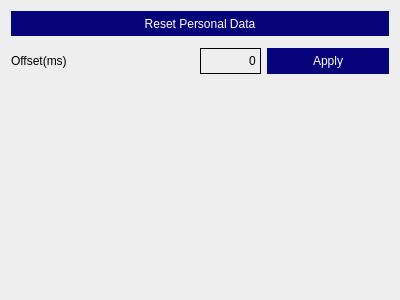
This is UI/uiFiles/Settings.ui in Hperigee/vocalMaximum as Qt 5 draws it before an edit. The edited form follows.
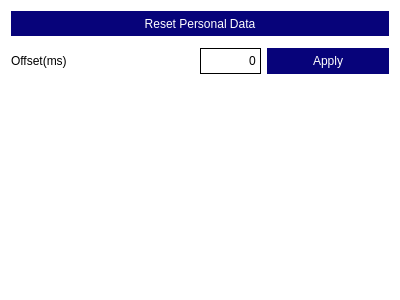
This is the edited form.

What changed in the file:
```diff
--- a/UI/uiFiles/Settings.ui
+++ b/UI/uiFiles/Settings.ui
@@ -14,7 +14,7 @@
    <string>Form</string>
   </property>
   <property name="styleSheet">
-   <string notr="true">background-color:#eee;</string>
+   <string notr="true">background-color: white;</string>
   </property>
   <layout class="QHBoxLayout" name="horizontalLayout_2">
    <item>
```
Left out of the diff: 6 changed lines with no effect on the pictures.
